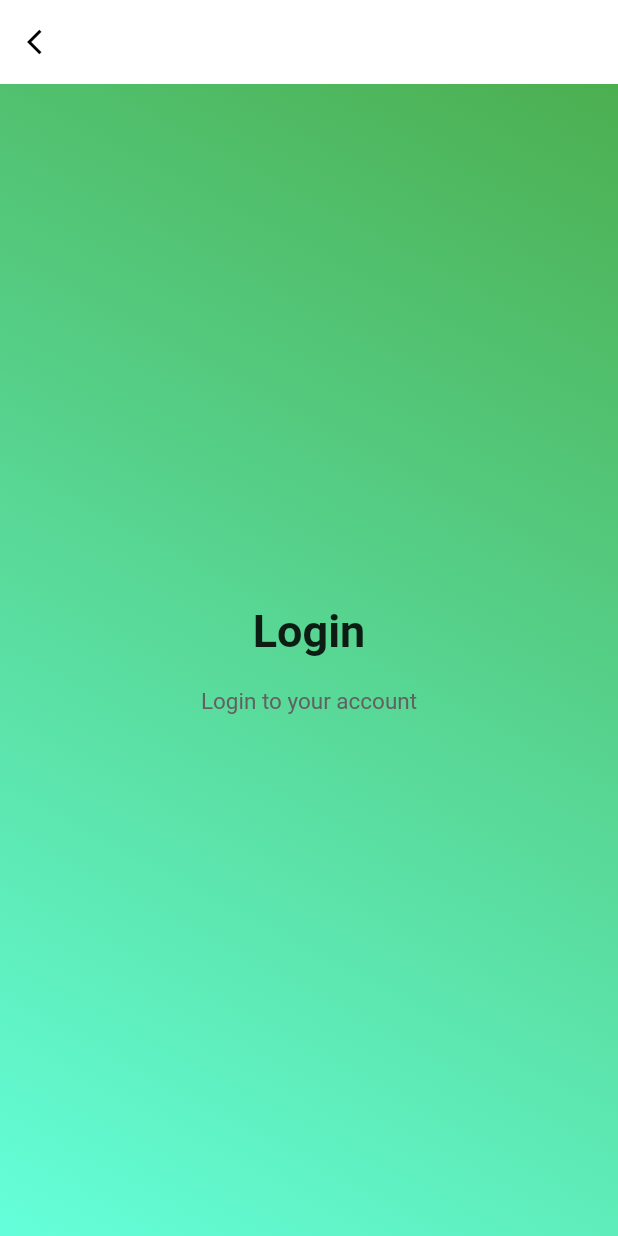
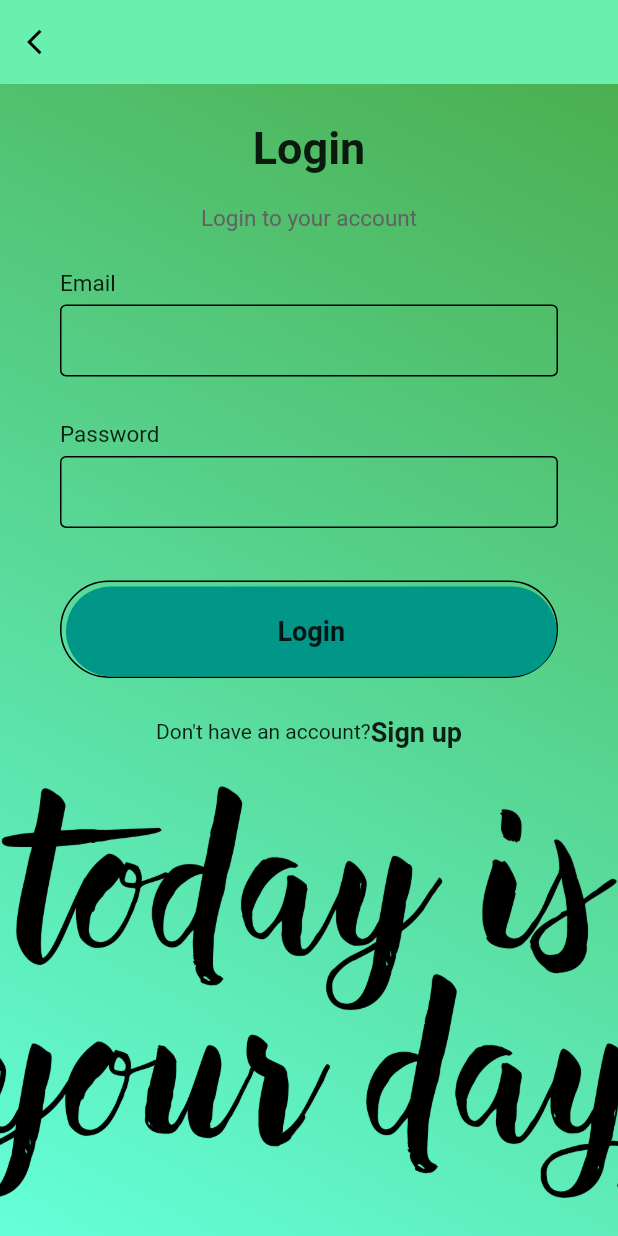
Before and after one commit to krishna-thapa/inspirational-quote-flutter, a Flutter app: the screen it shows after launch, after a tap on "Login", on a phone screen of 412 x 824 dp. Run offline on Flutter 3.47's test engine with Material 2 defaults, Android fonts, the phone set to English and light mode, and no system bars; our stand-ins replace simple_animations, supercharged.

Commit message:
Added page for log in with png

```diff
--- a/lib/pages/login/login_home_page.dart
+++ b/lib/pages/login/login_home_page.dart
@@ -2,7 +2,7 @@ import 'package:flutter/material.dart';
 import 'package:inspirational_quote_flutter/animations/FadeAnimation.dart';
 import 'package:inspirational_quote_flutter/widgets/heading_messages.dart';
 import 'package:inspirational_quote_flutter/widgets/login_button.dart';
-import 'package:inspirational_quote_flutter/widgets/signup_button.dart';
+import 'package:inspirational_quote_flutter/widgets/colored_button.dart';
 
 class LoginHomePage extends StatefulWidget {
   @override
@@ -29,11 +29,11 @@ class _LoginHomePageState extends State<LoginHomePage> {
           crossAxisAlignment: CrossAxisAlignment.center,
           children: <Widget>[
             HeadingMessages("Welcome", "Login to see the Wonderland"),
-            FadeAnimation(1.4, Container(
+            FadeAnimation(1.3, Container(
               height: MediaQuery.of(context).size.height / 2,
               decoration: BoxDecoration(
                 image: DecorationImage(
-                  image: AssetImage('assets/images/welcome.png')
+                  image: AssetImage('assets/images/good_vibe.png')
                 )
               ),
             )),
@@ -41,7 +41,7 @@ class _LoginHomePageState extends State<LoginHomePage> {
               children: <Widget>[
                 LoginButton(),
                 SizedBox(height: 20,),
-                SignupButton()
+                ColoredButton("Sign up")
               ],
             )
           ],
--- a/lib/pages/login/login_page.dart
+++ b/lib/pages/login/login_page.dart
@@ -1,5 +1,8 @@
 import 'package:flutter/material.dart';
+import 'package:inspirational_quote_flutter/animations/FadeAnimation.dart';
 import 'package:inspirational_quote_flutter/widgets/heading_messages.dart';
+import 'package:inspirational_quote_flutter/widgets/input_field.dart';
+import 'package:inspirational_quote_flutter/widgets/colored_button.dart';
 
 class LoginPage extends StatefulWidget {
   @override
@@ -11,11 +14,11 @@ class _LoginPageState extends State<LoginPage> {
   Widget build(BuildContext context) {
     return Scaffold(
       resizeToAvoidBottomInset: false,
-      backgroundColor: Colors.white,
+      //backgroundColor: Colors.white,
       appBar: AppBar(
         elevation: 0,
         brightness: Brightness.light,
-        backgroundColor: Colors.white,
+        backgroundColor: Colors.greenAccent,
         leading: IconButton(
           onPressed: (){
             Navigator.pop(context);
@@ -41,6 +44,36 @@ class _LoginPageState extends State<LoginPage> {
                 mainAxisAlignment: MainAxisAlignment.spaceEvenly,
                 children: <Widget>[
                   HeadingMessages("Login", "Login to your account"),
+                  Padding(
+                    padding: EdgeInsets.symmetric(horizontal: 40),
+                    child: Column(
+                      children: [
+                        FadeAnimation(1.1, InputField("Email")),
+                        FadeAnimation(1.2, InputField("Password", true)),
+                        SizedBox(height: 5,),
+                        ColoredButton("Login"),
+                      ],
+                    ),
+                  ),
+                  FadeAnimation(1.2, Row(
+                    mainAxisAlignment: MainAxisAlignment.center,
+                    children: <Widget>[
+                      Text("Don't have an account?"),
+                      Text("Sign up", style: TextStyle(
+                          fontWeight: FontWeight.w600, fontSize: 18
+                      ),),
+                    ],
+                  )),
+                  FadeAnimation(1.2, Container(
+                    height: MediaQuery.of(context).size.height / 3,
+                    decoration: BoxDecoration(
+                        image: DecorationImage(
+                            image: AssetImage('assets/images/today_is_your_day.png'),
+                            fit: BoxFit.cover,
+                            alignment: Alignment.center
+                        )
+                    ),
+                  ))
                 ],
               ),
             )
--- a/lib/widgets/signup_button.dart
+++ b/lib/widgets/colored_button.dart
@@ -1,15 +1,19 @@
 import 'package:flutter/material.dart';
 import 'package:inspirational_quote_flutter/animations/FadeAnimation.dart';
 
-class SignupButton extends StatefulWidget {
+class ColoredButton extends StatefulWidget {
+  final String label;
+
+  const ColoredButton(this.label);
+
   @override
-  _SignupButtonState createState() => _SignupButtonState();
+  _ColoredButtonState createState() => _ColoredButtonState();
 }
 
-class _SignupButtonState extends State<SignupButton> {
+class _ColoredButtonState extends State<ColoredButton> {
   @override
   Widget build(BuildContext context) {
-    return FadeAnimation(1.6, Container(
+    return FadeAnimation(1.4, Container(
       padding: EdgeInsets.only(top: 3, left: 3),
       decoration: BoxDecoration(
           borderRadius: BorderRadius.circular(50),
@@ -29,7 +33,7 @@ class _SignupButtonState extends State<SignupButton> {
         shape: RoundedRectangleBorder(
             borderRadius: BorderRadius.circular(50)
         ),
-        child: Text("Sign up", style: TextStyle(
+        child: Text(widget.label, style: TextStyle(
             fontSize: 18,
             fontWeight: FontWeight.w600
         )),
--- /dev/null
+++ b/lib/widgets/input_field.dart
@@ -0,0 +1,41 @@
+import 'package:flutter/material.dart';
+
+class InputField extends StatefulWidget {
+  final String label;
+  final bool obscureText;
+
+  InputField(this.label, [this.obscureText = false]);
+
+  @override
+  _InputFieldState createState() => _InputFieldState();
+}
+
+class _InputFieldState extends State<InputField> {
+  @override
+  Widget build(BuildContext context) {
+    return Column(
+      crossAxisAlignment: CrossAxisAlignment.start,
+      children: [
+        Text(widget.label, style: TextStyle(
+          fontSize: 15,
+          fontWeight: FontWeight.w400,
+          color: Colors.black87
+        )),
+        SizedBox(height: 5,),
+        TextField(
+          obscureText: widget.obscureText,
+          decoration: InputDecoration(
+            contentPadding: EdgeInsets.symmetric(vertical: 0, horizontal: 10),
+            enabledBorder: OutlineInputBorder(
+              borderSide: BorderSide(color: Colors.black)
+            ),
+            border: OutlineInputBorder(
+              borderSide: BorderSide(color: Colors.black)
+            )
+          ),
+        ),
+        SizedBox(height: 30,),
+      ],
+    );
+  }
+}
```
Also changed, not shown: assets/images/good_vibe.png (renamed from assets/images/welcome.png), assets/images/today_is_your_day.png (added), lib/pages/login/signup_page.dart (added).
